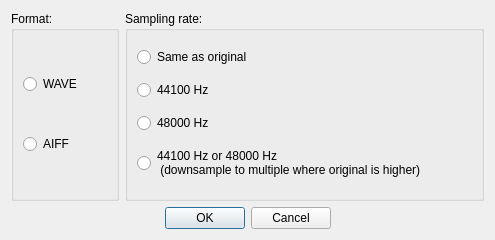
This is GUI/ConvertToWAV_AIFF/convert_dialog_view.ui in Gdalik/EarQuiz_Frequencies as Qt 5 draws it before an edit. The edited form follows.
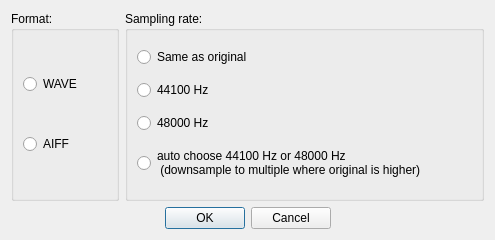
This is the edited form.

The edit to the form file:
```diff
--- a/GUI/ConvertToWAV_AIFF/convert_dialog_view.ui
+++ b/GUI/ConvertToWAV_AIFF/convert_dialog_view.ui
@@ -96,7 +96,7 @@
            </size>
           </property>
           <property name="text">
-           <string>44100 Hz or 48000 Hz 
+           <string>auto choose 44100 Hz or 48000 Hz 
  (downsample to multiple where original is higher)</string>
           </property>
          </widget>
```
Left out of the diff: 2 changed lines with no effect on the pictures.
